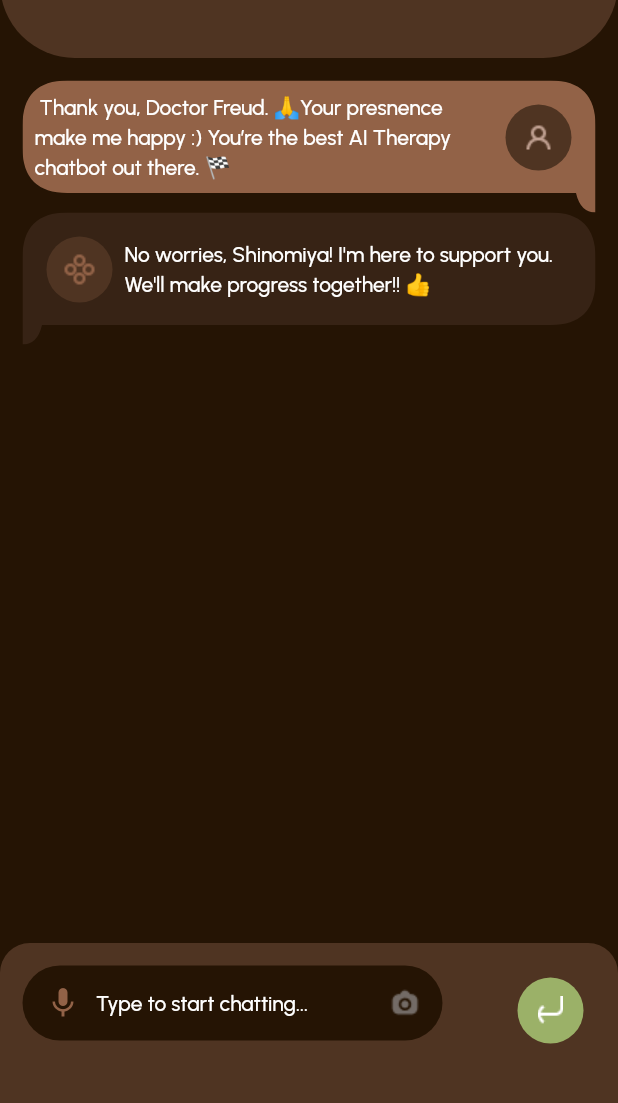
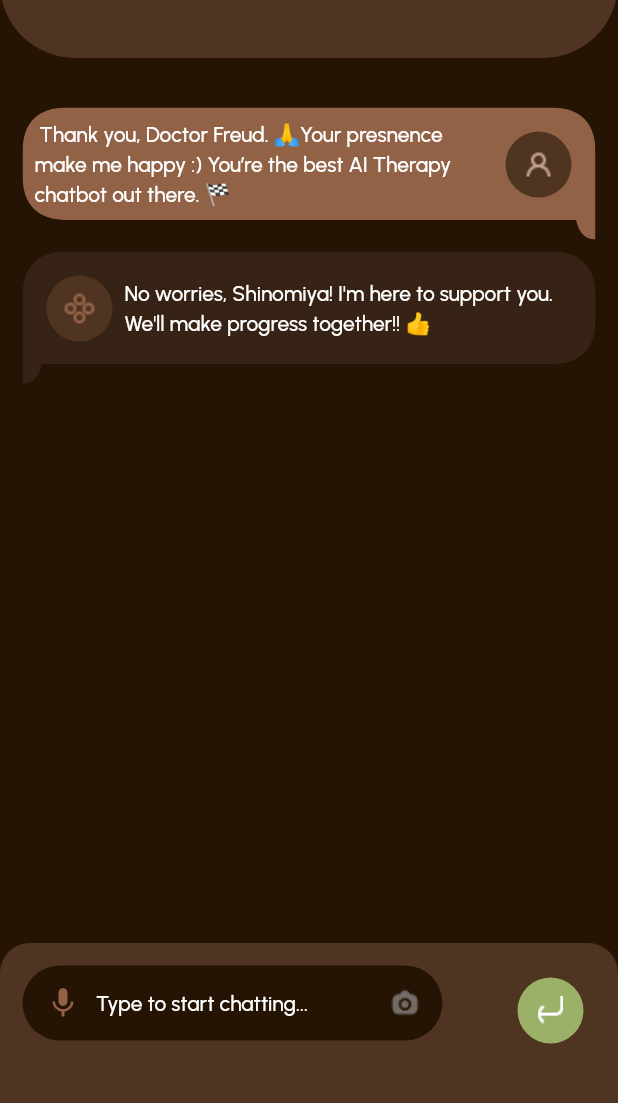
Before and after one commit to HoucemHb/BrainPulse_SolutionChallenge, a Flutter app: the ChatScreen screen opened directly, on a phone screen of 412 x 824 dp, the part 128-1231 px from its top. Run offline on Flutter 3.47's test engine with Material 3 defaults, Android fonts, the phone set to English and light mode, and no system bars; our stand-ins replace bloc, flutter_bloc, flutter_native_splash, gap, google_fonts, just_audio and 3 more.

Commit message:
Feat(Meditation Player) + fixed chat message widget

```diff
--- a/lib/Features/ChatBot/pages/chat_conversation.dart
+++ b/lib/Features/ChatBot/pages/chat_conversation.dart
@@ -25,7 +25,8 @@ class ChatScreen extends StatelessWidget {
               builder: (context, state) {
                 if (state is MessagesLoaded) {
                   return Padding(
-                    padding: const EdgeInsets.all(15.0),
+                    padding: const EdgeInsets.symmetric(
+                        horizontal: 15.0, vertical: 25),
                     child: ListView.builder(
                       itemCount: state.messages.length,
                       itemBuilder: (context, index) {
@@ -74,12 +75,12 @@ class ChatScreen extends StatelessWidget {
                               hintStyle: Theme.of(context)
                                   .textTheme
                                   .displayMedium!
-                                  .copyWith(fontSize: 14,color: Colors.white),
+                                  .copyWith(fontSize: 14, color: Colors.white),
                               hintText: "Type to start chatting..."),
                           style: Theme.of(context)
                               .textTheme
                               .displayMedium!
-                              .copyWith(fontSize: 14,color: Colors.white),
+                              .copyWith(fontSize: 14, color: Colors.white),
                         ),
                       ),
                       Image.asset("assets/images/camera.png")
@@ -90,10 +91,17 @@ class ChatScreen extends StatelessWidget {
                     onPressed: () {
                       context.read<MessageBloc>().add(SendMessage(
                           message: Message(
-
                               text: _controller.text,
                               timestamp: DateTime.now(),
                               isSentByUser: true)));
+                      FocusScope.of(context).unfocus();
+                      _controller.clear();
+
+                      context.read<MessageBloc>().add(SendMessage(
+                          message: Message(
+                              text: "belehi bara ******",
+                              timestamp: DateTime.now(),
+                              isSentByUser: false)));
                     },
                     backgroundColor: AppColors.green,
                     icon: Image.asset(
--- a/lib/Features/ChatBot/utils/chat_app_bar.dart
+++ b/lib/Features/ChatBot/utils/chat_app_bar.dart
@@ -22,7 +22,9 @@ class ChatAppBar extends StatelessWidget implements PreferredSizeWidget {
           crossAxisAlignment: CrossAxisAlignment.center,
           children: [
             MyIconButton(
-              onPressed: () {},
+              onPressed: () {
+                Navigator.of(context).pop();
+              },
               backgroundColor: AppColors.marron,
               icon: Image.asset(
                 "assets/images/back_arrow.png",
--- a/lib/Models/message_widget_model.dart
+++ b/lib/Models/message_widget_model.dart
@@ -11,30 +11,34 @@ class MessageWidget extends StatelessWidget {
   @override
   Widget build(BuildContext context) {
     bool isSentByUser = message.isSentByUser;
-    return Directionality(
-      textDirection:
-          message.isSentByUser ? TextDirection.rtl : TextDirection.ltr,
+    return Padding(
+      padding: const EdgeInsets.only(top:8.0),
+      child: Directionality(
+        textDirection: isSentByUser ? TextDirection.rtl : TextDirection.ltr,
+        child: Align(
+          alignment: isSentByUser ? Alignment.centerRight : Alignment.centerLeft,
           child: ClipPath(
-        clipper: isSentByUser?_MessageClipper(): _ChatMessageClipper(),
+            clipper: isSentByUser ? _MessageClipper() : _ChatMessageClipper(),
             child: Container(
-          color: message.isSentByUser
+              color: isSentByUser
                   ? AppColors.marronSecondary
                   : AppColors.marronSecondary2,
 
-          padding: const EdgeInsets.only(bottom: 20, top: 8, left: 8, right: 8),
-          // padding: const EdgeInsets.all(10),
+              padding:
+                  const EdgeInsets.only(bottom: 20, top: 8, left: 8, right: 8),
               child: Row(
+                mainAxisSize: MainAxisSize.min,
                 crossAxisAlignment: CrossAxisAlignment.center,
                 children: [
                   MyIconButton(
                       backgroundColor: AppColors.marron4,
                       icon: Image.asset(
-                    message.isSentByUser
+                        isSentByUser
                             ? "assets/images/user.png"
                             : "assets/images/menu.png",
                         height: 24,
                         width: 24,
-                    color: message.isSentByUser
+                        color: isSentByUser
                             ? const Color(0xffC0A091)
                             : AppColors.marronSecondary,
                       ),
@@ -43,23 +47,24 @@ class MessageWidget extends StatelessWidget {
                       }),
                   Directionality(
                     textDirection: TextDirection.ltr,
-                child: Expanded(
+                    child: Flexible(
                       child: Text(
-
                         message.text,
-
                         softWrap: true,
                         overflow: TextOverflow.visible,
                         style: Theme.of(context)
                             .textTheme
                             .displayMedium!
-                        .copyWith(fontSize: 14,height: 1.4,color: Colors.white),
+                            .copyWith(
+                                fontSize: 14, height: 1.4, color: Colors.white),
                       ),
                     ),
                   )
                 ],
               ),
               // decoration: const BoxDecoration(color: Colors.red),
+            ),
+          ),
         ),
       ),
     );
--- a/lib/main.dart
+++ b/lib/main.dart
@@ -31,7 +31,7 @@ class BrainPulseApp extends StatelessWidget {
         theme: appTheme,
         home: BlocProvider(
           create: (context) => MessageBloc(),
-          child: const LoadingPage(),
+          child:  const LoadingPage(),
         ),
       );
     });
--- a/pubspec.yaml
+++ b/pubspec.yaml
@@ -42,8 +42,9 @@ dependencies:
   lottie: ^3.0.0
   flutter_launcher_icons: ^0.13.1
   gap: ^3.0.1
-
+  # audioplayers: ^5.2.1
   percent_indicator: ^4.2.3
+  just_audio: ^0.9.36
 
 flutter_native_splash:
   color: "#F7F4F2"
```
Also changed, not shown: lib/Features/Courses/bloc/audio_player_bloc.dart (+55 -5 lines), lib/Features/Courses/bloc/audio_player_event.dart (+10 -5 lines), lib/Features/Courses/bloc/audio_player_state.dart (+8 -6 lines), lib/Features/Courses/meditation_player.dart (+51 -19 lines), 1 other file. Lines whose indentation alone changed are shown as unchanged.
